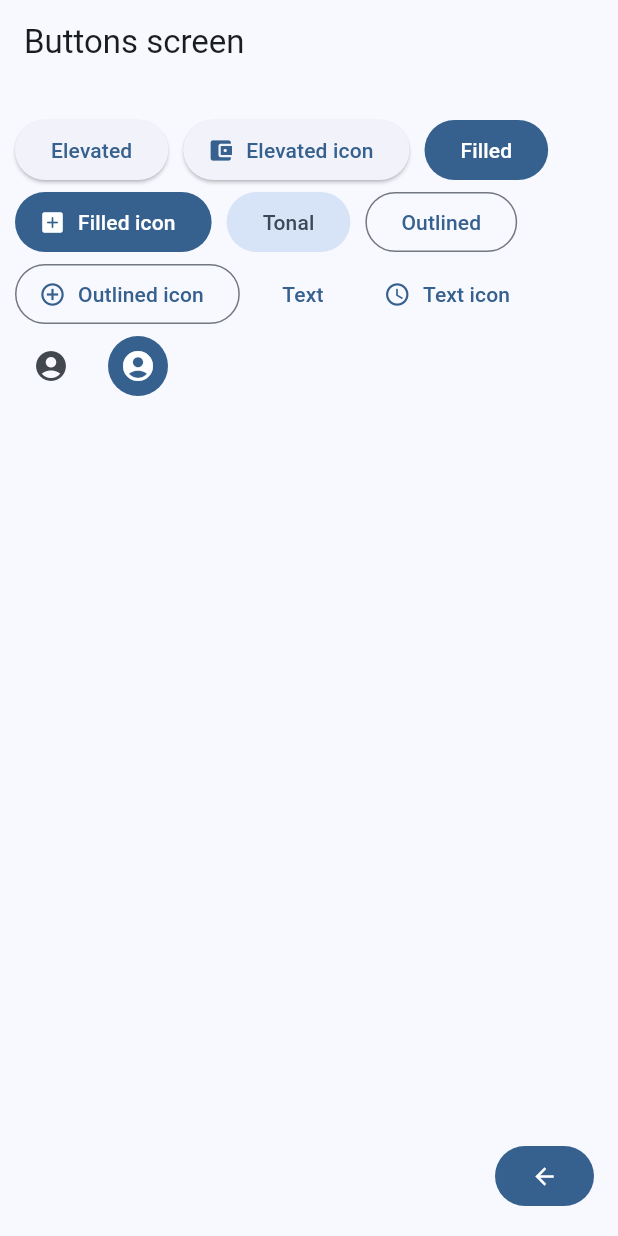
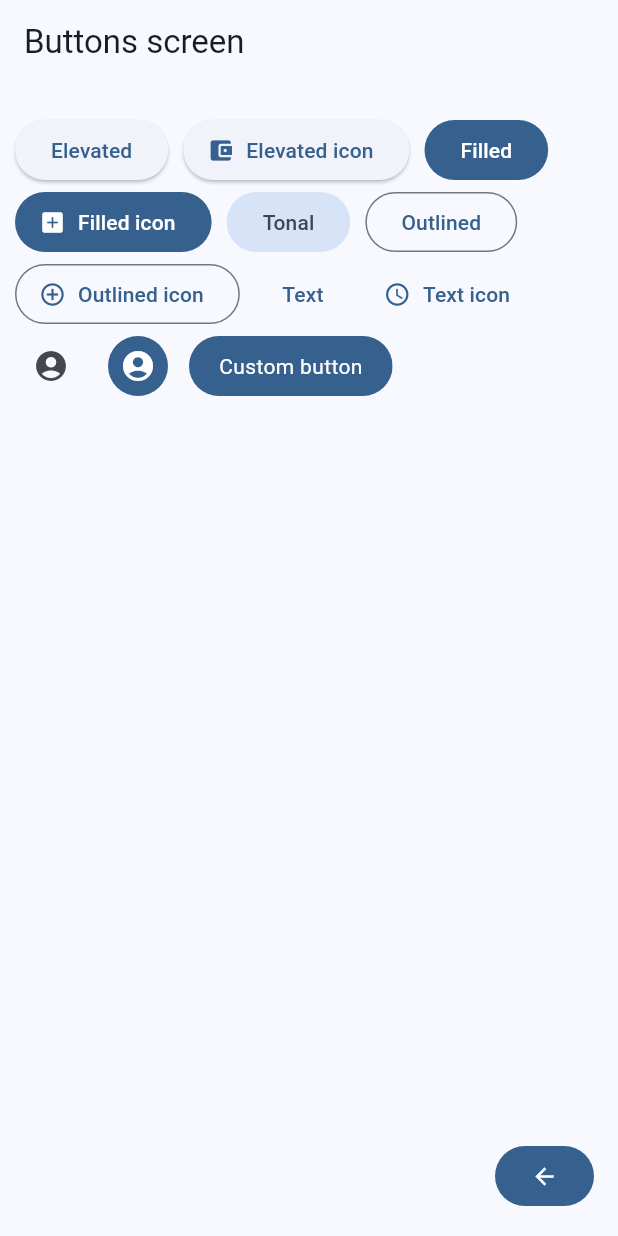
Before and after one commit to luislealdev/widgets-app-flutter, a Flutter app: the ButtonsScreen screen opened by its route, on a phone screen of 412 x 824 dp. Run offline on Flutter 3.47's test engine with Material 2 defaults, Android fonts, the phone set to English and light mode, and no system bars; our stand-ins replace go_router.

Commit message:
Add custom button

```diff
--- a/lib/presentation/screens/buttons/buttons_screen.dart
+++ b/lib/presentation/screens/buttons/buttons_screen.dart
@@ -70,9 +70,36 @@ class _ButtonsView extends StatelessWidget {
                   backgroundColor: MaterialStatePropertyAll(colors.primary),
                   iconColor: const MaterialStatePropertyAll(Colors.white)),
             ),
+            const CustomButton()
           ],
         ),
       ),
     );
   }
 }
+
+class CustomButton extends StatelessWidget {
+  const CustomButton({super.key});
+
+  @override
+  Widget build(BuildContext context) {
+    final colors = Theme.of(context).colorScheme;
+
+    return ClipRRect(
+      borderRadius: const BorderRadius.all(Radius.circular(20)),
+      child: Material(
+        color: colors.primary,
+        child: InkWell(
+          onTap: (){},
+          child: const Padding(
+            padding: EdgeInsets.symmetric(horizontal: 20, vertical: 10),
+            child: Text(
+              "Custom button",
+              style: TextStyle(color: Colors.white),
+            ),
+          ),
+        ),
+      ),
+    );
+  }
+}
```
